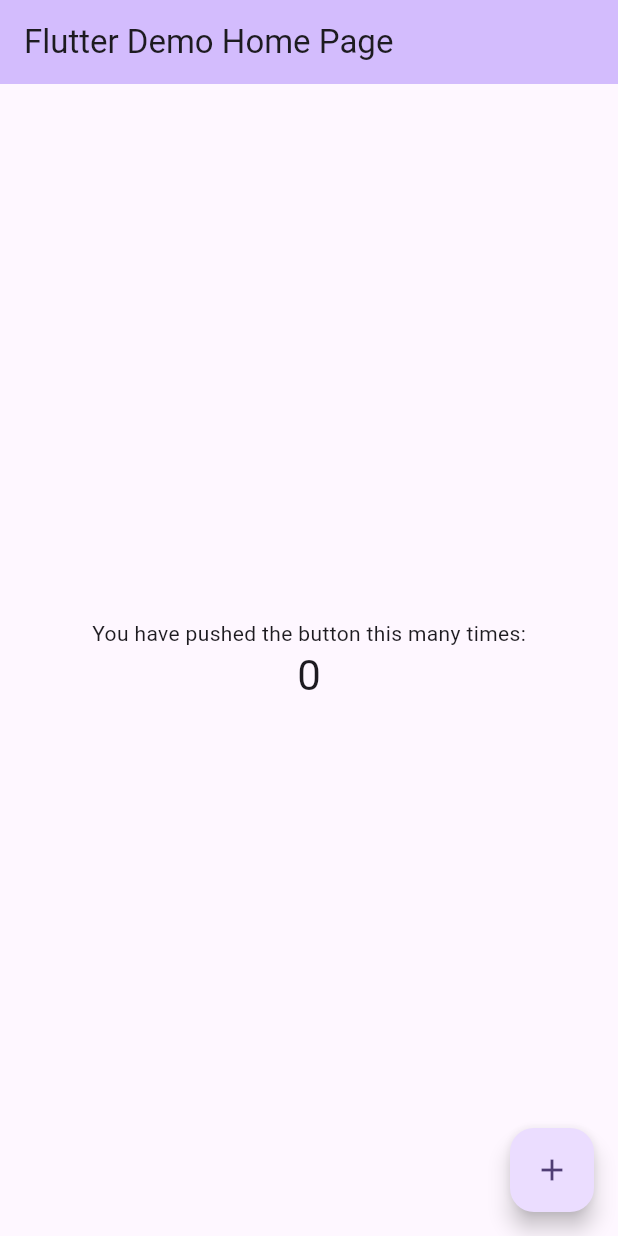
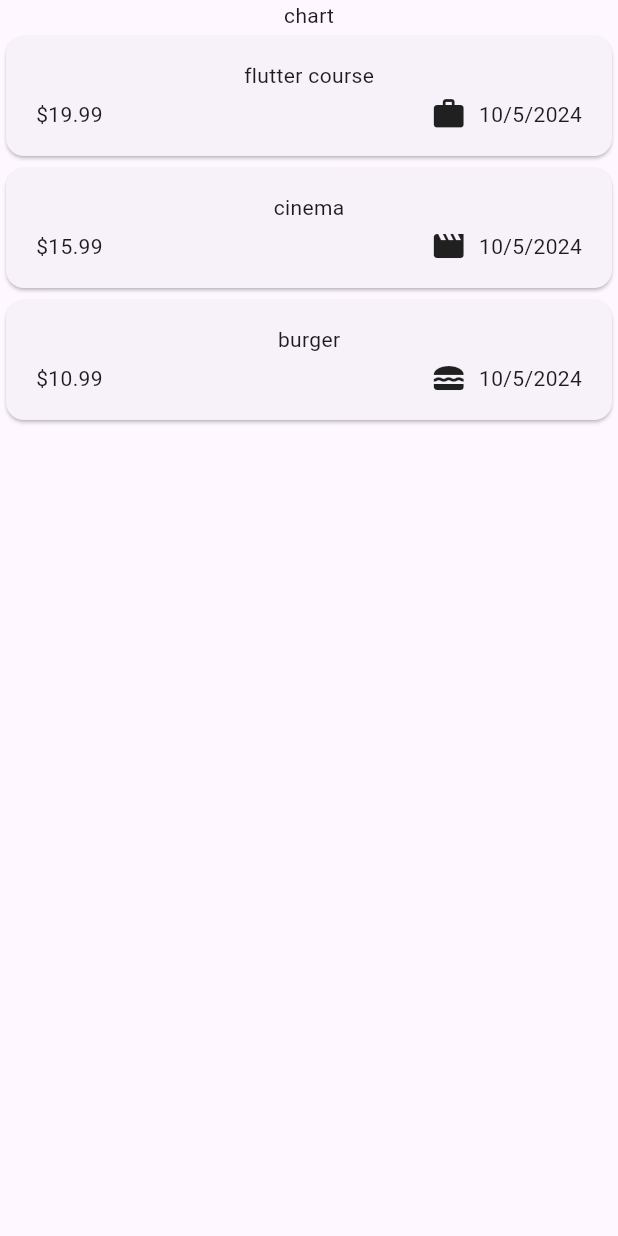
Before and after one commit to TjasaZil/finance_tracker_app, a Flutter app: the screen it shows after launch, on a phone screen of 412 x 824 dp. Run offline on Flutter 3.47's test engine with Material 3 defaults, Android fonts, the phone set to English and light mode, and no system bars.

Commit message:
made list of expenses

```diff
--- a/lib/main.dart
+++ b/lib/main.dart
@@ -1,125 +1,8 @@
+import 'package:finance_tracker_app/widgets/expenses.dart';
 import 'package:flutter/material.dart';
 
 void main() {
-  runApp(const MyApp());
+  runApp(const MaterialApp(
+    home: Expenses(),
+  ));
 }
-
-class MyApp extends StatelessWidget {
-  const MyApp({super.key});
-
-  // This widget is the root of your application.
-  @override
-  Widget build(BuildContext context) {
-    return MaterialApp(
-      title: 'Flutter Demo',
-      theme: ThemeData(
-        // This is the theme of your application.
-        //
-        // TRY THIS: Try running your application with "flutter run". You'll see
-        // the application has a purple toolbar. Then, without quitting the app,
-        // try changing the seedColor in the colorScheme below to Colors.green
-        // and then invoke "hot reload" (save your changes or press the "hot
-        // reload" button in a Flutter-supported IDE, or press "r" if you used
-        // the command line to start the app).
-        //
-        // Notice that the counter didn't reset back to zero; the application
-        // state is not lost during the reload. To reset the state, use hot
-        // restart instead.
-        //
-        // This works for code too, not just values: Most code changes can be
-        // tested with just a hot reload.
-        colorScheme: ColorScheme.fromSeed(seedColor: Colors.deepPurple),
-        useMaterial3: true,
-      ),
-      home: const MyHomePage(title: 'Flutter Demo Home Page'),
-    );
-  }
-}
-
-class MyHomePage extends StatefulWidget {
-  const MyHomePage({super.key, required this.title});
-
-  // This widget is the home page of your application. It is stateful, meaning
-  // that it has a State object (defined below) that contains fields that affect
-  // how it looks.
-
-  // This class is the configuration for the state. It holds the values (in this
-  // case the title) provided by the parent (in this case the App widget) and
-  // used by the build method of the State. Fields in a Widget subclass are
-  // always marked "final".
-
-  final String title;
-
-  @override
-  State<MyHomePage> createState() => _MyHomePageState();
-}
-
-class _MyHomePageState extends State<MyHomePage> {
-  int _counter = 0;
-
-  void _incrementCounter() {
-    setState(() {
-      // This call to setState tells the Flutter framework that something has
-      // changed in this State, which causes it to rerun the build method below
-      // so that the display can reflect the updated values. If we changed
-      // _counter without calling setState(), then the build method would not be
-      // called again, and so nothing would appear to happen.
-      _counter++;
-    });
-  }
-
-  @override
-  Widget build(BuildContext context) {
-    // This method is rerun every time setState is called, for instance as done
-    // by the _incrementCounter method above.
-    //
-    // The Flutter framework has been optimized to make rerunning build methods
-    // fast, so that you can just rebuild anything that needs updating rather
-    // than having to individually change instances of widgets.
-    return Scaffold(
-      appBar: AppBar(
-        // TRY THIS: Try changing the color here to a specific color (to
-        // Colors.amber, perhaps?) and trigger a hot reload to see the AppBar
-        // change color while the other colors stay the same.
-        backgroundColor: Theme.of(context).colorScheme.inversePrimary,
-        // Here we take the value from the MyHomePage object that was created by
-        // the App.build method, and use it to set our appbar title.
-        title: Text(widget.title),
-      ),
-      body: Center(
-        // Center is a layout widget. It takes a single child and positions it
-        // in the middle of the parent.
-        child: Column(
-          // Column is also a layout widget. It takes a list of children and
-          // arranges them vertically. By default, it sizes itself to fit its
-          // children horizontally, and tries to be as tall as its parent.
-          //
-          // Column has various properties to control how it sizes itself and
-          // how it positions its children. Here we use mainAxisAlignment to
-          // center the children vertically; the main axis here is the vertical
-          // axis because Columns are vertical (the cross axis would be
-          // horizontal).
-          //
-          // TRY THIS: Invoke "debug painting" (choose the "Toggle Debug Paint"
-          // action in the IDE, or press "p" in the console), to see the
-          // wireframe for each widget.
-          mainAxisAlignment: MainAxisAlignment.center,
-          children: <Widget>[
-            const Text(
-              'You have pushed the button this many times:',
-            ),
-            Text(
-              '$_counter',
-              style: Theme.of(context).textTheme.headlineMedium,
-            ),
-          ],
-        ),
-      ),
-      floatingActionButton: FloatingActionButton(
-        onPressed: _incrementCounter,
-        tooltip: 'Increment',
-        child: const Icon(Icons.add),
-      ), // This trailing comma makes auto-formatting nicer for build methods.
-    );
-  }
-}
--- /dev/null
+++ b/lib/models/expense.dart
@@ -0,0 +1,34 @@
+import 'package:flutter/material.dart';
+import 'package:uuid/uuid.dart';
+import 'package:intl/intl.dart';
+
+final formatter = DateFormat.yMd();
+const uuid = Uuid();
+
+enum Category { food, travel, leasure, work }
+
+const categoryIcons = {
+  Category.food: Icons.lunch_dining,
+  Category.travel: Icons.flight_takeoff,
+  Category.leasure: Icons.movie,
+  Category.work: Icons.work
+};
+
+class Expense {
+  Expense(
+      {required this.title,
+      required this.amount,
+      required this.date,
+      required this.category})
+      : id = uuid.v4();
+
+  final String id;
+  final String title;
+  final double amount;
+  final DateTime date;
+  final Category category;
+
+  String get formattedDate {
+    return formatter.format(date);
+  }
+}
--- /dev/null
+++ b/lib/widgets/expense_item.dart
@@ -0,0 +1,34 @@
+import 'package:finance_tracker_app/models/expense.dart';
+import 'package:flutter/material.dart';
+
+class ExpenseItem extends StatelessWidget {
+  const ExpenseItem({super.key, required this.expense});
+
+  final Expense expense;
+  @override
+  Widget build(BuildContext context) {
+    return Card(
+      child: Padding(
+          padding: const EdgeInsets.symmetric(horizontal: 20, vertical: 16),
+          child: Column(
+            children: [
+              Text(expense.title),
+              const SizedBox(height: 4),
+              Row(
+                children: [
+                  Text('\$${expense.amount.toStringAsFixed(2)}'),
+                  const Spacer(),
+                  Row(
+                    children: [
+                      Icon(categoryIcons[expense.category]),
+                      const SizedBox(width: 8),
+                      Text(expense.formattedDate)
+                    ],
+                  ),
+                ],
+              ),
+            ],
+          )),
+    );
+  }
+}
--- /dev/null
+++ b/lib/widgets/expenses.dart
@@ -0,0 +1,43 @@
+import 'package:finance_tracker_app/widgets/expenses_list.dart';
+import 'package:finance_tracker_app/models/expense.dart';
+import 'package:flutter/material.dart';
+
+class Expenses extends StatefulWidget {
+  const Expenses({super.key});
+
+  @override
+  State<Expenses> createState() {
+    return _ExpensesState();
+  }
+}
+
+class _ExpensesState extends State<Expenses> {
+  final List<Expense> _registeredExpenses = [
+    Expense(
+        title: 'flutter course',
+        amount: 19.99,
+        date: DateTime.now(),
+        category: Category.work),
+    Expense(
+        title: 'cinema',
+        amount: 15.99,
+        date: DateTime.now(),
+        category: Category.leasure),
+    Expense(
+        title: 'burger',
+        amount: 10.99,
+        date: DateTime.now(),
+        category: Category.food),
+  ];
+
+  @override
+  Widget build(context) {
+    return Scaffold(
+        body: Column(
+      children: [
+        const Text('chart'),
+        Expanded(child: ExpensesList(expenses: _registeredExpenses))
+      ],
+    ));
+  }
+}
--- /dev/null
+++ b/lib/widgets/expenses_list.dart
@@ -0,0 +1,16 @@
+import 'package:finance_tracker_app/models/expense.dart';
+import 'package:finance_tracker_app/widgets/expense_item.dart';
+import 'package:flutter/material.dart';
+
+class ExpensesList extends StatelessWidget {
+  const ExpensesList({super.key, required this.expenses});
+  final List<Expense> expenses;
+
+  @override
+  Widget build(BuildContext context) {
+    return ListView.builder(
+      itemCount: expenses.length,
+      itemBuilder: (ctx, index) => ExpenseItem(expense: expenses[index]),
+    );
+  }
+}
--- a/pubspec.yaml
+++ b/pubspec.yaml
@@ -35,6 +35,8 @@
   # The following adds the Cupertino Icons font to your application.
   # Use with the CupertinoIcons class for iOS style icons.
   cupertino_icons: ^1.0.8
+  uuid: ^4.5.1
+  intl: ^0.19.0
 
 dev_dependencies:
   flutter_test:
```
Also changed, not shown: pubspec.lock.
